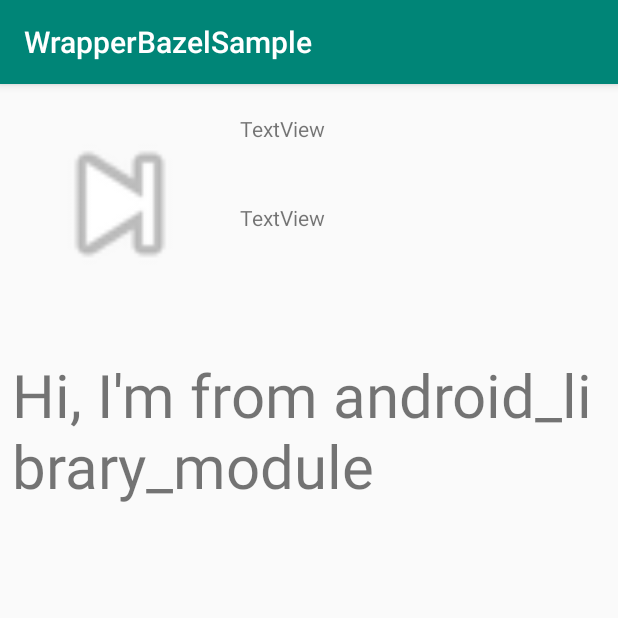
After one commit to act262/gradle-to-bazel, an Android app: the UserCenterActivity screen opened directly, with no data from a screen before it, on a phone screen of 412 x 824 dp, the top half of it. The commit adds this screen. Run offline under Robolectric (Android 15) with nearby library versions, the phone set to English and light mode, and no system bars.

Commit message:
feat(demo): Add android library use case

```diff
--- /dev/null
+++ b/android_library_module/src/main/java/io/micro/android_library_module/UserCenterActivity.java
@@ -0,0 +1,15 @@
+package io.micro.android_library_module;
+
+import android.os.Bundle;
+import android.support.v7.app.AppCompatActivity;
+
+
+public class UserCenterActivity extends AppCompatActivity {
+
+    @Override
+    protected void onCreate(Bundle savedInstanceState) {
+        super.onCreate(savedInstanceState);
+        setContentView(R.layout.activity_user_center);
+
+    }
+}
--- /dev/null
+++ b/android_library_module/src/main/res/layout/activity_user_center.xml
@@ -0,0 +1,54 @@
+<?xml version="1.0" encoding="utf-8"?>
+<android.support.constraint.ConstraintLayout xmlns:android="http://schemas.android.com/apk/res/android"
+    xmlns:app="http://schemas.android.com/apk/res-auto"
+    xmlns:tools="http://schemas.android.com/tools"
+    android:layout_width="match_parent"
+    android:layout_height="match_parent"
+    tools:context=".UserCenterActivity">
+
+
+    <ImageView
+        android:id="@+id/imageView"
+        android:layout_width="120dp"
+        android:layout_height="120dp"
+        android:layout_marginLeft="20dp"
+        android:layout_marginTop="20dp"
+        app:layout_constraintStart_toStartOf="parent"
+        app:layout_constraintTop_toTopOf="parent"
+        android:src="@android:drawable/ic_media_next"
+        tools:srcCompat="@tools:sample/avatars" />
+
+    <TextView
+        android:id="@+id/textView"
+        android:layout_width="wrap_content"
+        android:layout_height="wrap_content"
+        android:layout_marginLeft="20dp"
+        android:text="TextView"
+        app:layout_constraintLeft_toRightOf="@id/imageView"
+        app:layout_constraintTop_toTopOf="@id/imageView" />
+
+    <TextView
+        android:id="@+id/textView2"
+        android:layout_width="wrap_content"
+        android:layout_height="wrap_content"
+        android:layout_marginTop="40dp"
+        android:text="TextView"
+        app:layout_constraintLeft_toLeftOf="@id/textView"
+        app:layout_constraintTop_toBottomOf="@id/textView" />
+
+    <TextView
+        android:id="@+id/textView3"
+        android:layout_width="match_parent"
+        android:layout_height="wrap_content"
+        android:layout_marginStart="8dp"
+        android:layout_marginLeft="8dp"
+        android:layout_marginTop="40dp"
+        android:layout_marginEnd="8dp"
+        android:textSize="40sp"
+        android:layout_marginRight="8dp"
+        android:text="Hi, I'm from android_library_module"
+        app:layout_constraintEnd_toEndOf="parent"
+        app:layout_constraintLeft_toLeftOf="@id/imageView"
+        app:layout_constraintStart_toStartOf="parent"
+        app:layout_constraintTop_toBottomOf="@id/imageView" />
+</android.support.constraint.ConstraintLayout>
--- /dev/null
+++ b/android_library_module/src/main/res/values/strings.xml
@@ -0,0 +1,3 @@
+<resources>
+    <string name="app_name">android_library_module</string>
+</resources>
--- a/app/build.gradle
+++ b/app/build.gradle
@@ -52,4 +52,5 @@ dependencies {
     implementation project(':kotlin_module')
 
     implementation project(':java_module')
+    implementation project(':android_library_module')
 }
--- a/app/src/main/java/io/zcx/plugin/wrapper/bazel/MainActivity.java
+++ b/app/src/main/java/io/zcx/plugin/wrapper/bazel/MainActivity.java
@@ -10,6 +10,7 @@ import android.view.LayoutInflater;
 import android.view.View;
 import android.view.ViewGroup;
 
+import io.micro.android_library_module.UserCenterActivity;
 import io.micro.java_module.JavaModule;
 import io.micro.kotlin_module.KotlinModuleActivity;
 import io.micro.module1.Utils;
@@ -55,6 +56,7 @@ public class MainActivity extends AppCompatActivity {
                     @Override
                     public void onItemClick(View view, int position) {
                         Utils.showToast("You click " + position);
+                        gotoAndroidLibraryModule();
                     }
 
                     @Override
@@ -72,4 +74,8 @@ public class MainActivity extends AppCompatActivity {
     private void gotoKotlinModule() {
         startActivity(new Intent(this, KotlinModuleActivity.class));
     }
+
+    private void gotoAndroidLibraryModule() {
+        startActivity(new Intent(this, UserCenterActivity.class));
+    }
 }
--- a/settings.gradle
+++ b/settings.gradle
@@ -1 +1 @@
-include ':app', ':module1', ':kotlin_module', ':java_module'
+include ':app', ':module1', ':kotlin_module', ':java_module', ':android_library_module'
```
Also changed, not shown: android_library_module/build.gradle (added, +38 -0 lines), android_library_module/src/main/AndroidManifest.xml (added, +9 -0 lines), 4 other files.
